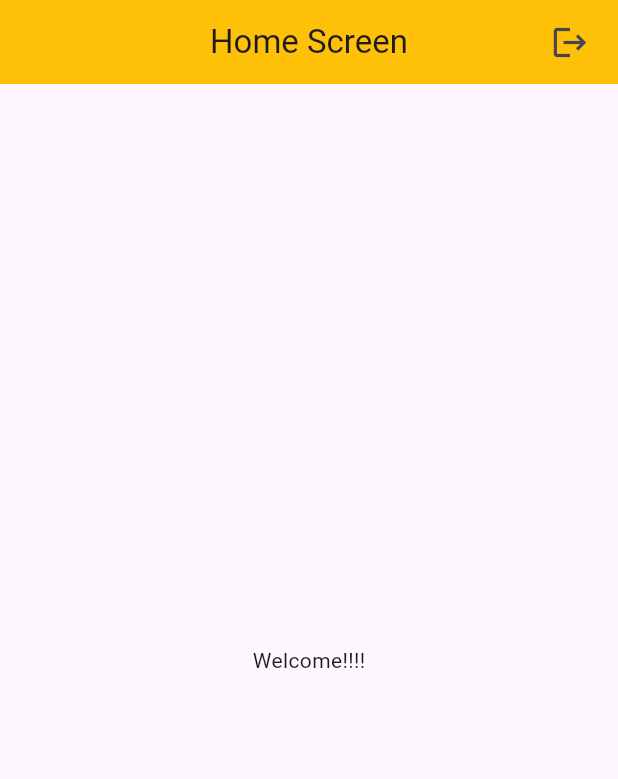
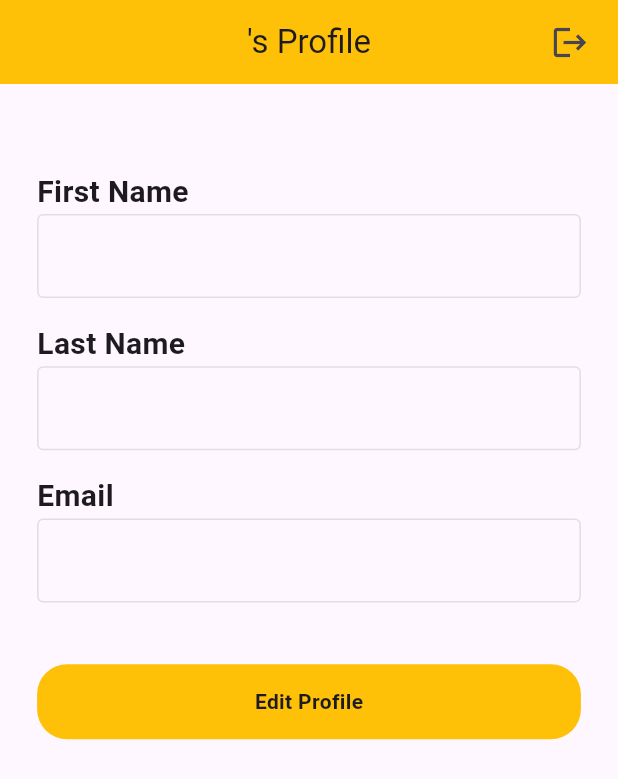
Before and after one commit to SyedAhmed334/firebase-app, a Flutter app: the HomeScreen screen opened directly, on a phone screen of 412 x 824 dp. Shown: the top 779 px of the screen. Run offline on Flutter 3.47's test engine with Material 3 defaults, Android fonts, the phone set to English and light mode, and no system bars; our stand-ins replace cloud_firestore, firebase_auth, firebase_core, fluttertoast; accounts and stored records are empty.

Commit message:
created profile page

```diff
--- a/lib/screens/homescreen.dart
+++ b/lib/screens/homescreen.dart
@@ -1,6 +1,8 @@
 // ignore_for_file: prefer_const_constructors, prefer_const_literals_to_create_immutables
 
+import 'package:cloud_firestore/cloud_firestore.dart';
 import 'package:firebase_app/screens/loginscreen.dart';
+import 'package:firebase_app/widgets/roundbutton.dart';
 import 'package:firebase_auth/firebase_auth.dart';
 import 'package:flutter/material.dart';
 
@@ -13,13 +15,38 @@ class HomeScreen extends StatefulWidget {
 
 class _HomeScreenState extends State<HomeScreen> {
   final auth = FirebaseAuth.instance;
+  final emailController = TextEditingController();
+  final firstNameController = TextEditingController();
+  final lastNameController = TextEditingController();
+  // bool isEnabled = false;
+  bool isEditable = false;
+  final fireStore = FirebaseFirestore.instance.collection('User Data');
+  DocumentSnapshot? userData;
+  Future<void> fetchData () async{
+    userData = await FirebaseFirestore.instance.collection('User Data').doc(auth.currentUser!.uid.toString()).get();
+  }
+  @override
+  void initState() {
+    // TODO: implement initState
+    super.initState();
+    fetchData().then((value){
+      final Map<String, dynamic> map = userData!.data() as Map<String, dynamic>;
+      firstNameController.text = map['firstname'];
+      lastNameController.text = map['lastname'];
+      emailController.text = map['email'];
+    });
+  }
   @override
   Widget build(BuildContext context) {
+    final height = MediaQuery.sizeOf(context).height;
+    final width = MediaQuery.sizeOf(context).width;
+
     return Scaffold(
-      appBar: AppBar(centerTitle: true,title: Text('Home Screen'),
+      resizeToAvoidBottomInset: false,
+      appBar: AppBar(centerTitle: true,title: Text('${firstNameController.text}\'s Profile'),
         actions: [
           Padding(
-            padding: const EdgeInsets.symmetric(horizontal: 8.0),
+            padding: EdgeInsets.symmetric(horizontal: 8.0),
             child: IconButton(onPressed: (){
               auth.signOut();
               Navigator.pushReplacement(context, MaterialPageRoute(builder: (context) => LoginScreen(),));
@@ -27,11 +54,84 @@ class _HomeScreenState extends State<HomeScreen> {
           ),
         ],
       ),
-      body: Column(
-        mainAxisAlignment: MainAxisAlignment.center,
-        children: [
-          Center(child: Text('Welcome!!!!')),
-        ],
+      body: Padding(
+        padding: EdgeInsets.symmetric(horizontal: width*0.06),
+        child: Column(
+          crossAxisAlignment: CrossAxisAlignment.start,
+          children: [
+            SizedBox(height: height*0.07,),
+            Text('First Name',style: TextStyle(fontSize: 20,fontWeight: FontWeight.bold),),
+            TextFormField(
+              controller: firstNameController,
+              enabled: isEditable,
+              decoration: InputDecoration(
+                border: OutlineInputBorder(),
+                enabledBorder: OutlineInputBorder(borderSide: BorderSide(color: Colors.grey.shade300),),
+              ),
+              onFieldSubmitted: (val){
+                firstNameController.text = val;
+              },
+            ),
+            SizedBox(height: height*0.02,),
+            Text('Last Name',style: TextStyle(fontSize: 20,fontWeight: FontWeight.bold),),
+            TextFormField(
+              controller: lastNameController,
+              enabled: isEditable,
+              decoration: InputDecoration(
+                border: OutlineInputBorder(),
+                enabledBorder: OutlineInputBorder(borderSide: BorderSide(color: Colors.grey.shade300),),
+              ),
+              onFieldSubmitted: (val){
+                lastNameController.text = val;
+              },
+            ),
+            SizedBox(height: height*0.02,),
+            Text('Email',style: TextStyle(fontSize: 20,fontWeight: FontWeight.bold),),
+            TextFormField(
+              controller: emailController,
+              enabled: isEditable,
+              keyboardType: TextInputType.emailAddress,
+              decoration: InputDecoration(
+                border: OutlineInputBorder(),
+                enabledBorder: OutlineInputBorder(borderSide: BorderSide(color: Colors.grey.shade300),),
+              ),
+              onFieldSubmitted: (val){
+                emailController.text = val;
+              },
+            ),
+            SizedBox(height: height*0.05,),
+            isEditable ? Row(mainAxisAlignment: MainAxisAlignment.end,children: [
+              ElevatedButton(style: ButtonStyle(backgroundColor: MaterialStateProperty.all(Colors.amber),),onPressed: (){
+                setState(() {
+                  isEditable = false;
+                });
+                fireStore.doc(auth.currentUser!.uid).set(
+                  {
+                  'firstname' : firstNameController.text,
+                  'lastname' : lastNameController.text,
+                  'email' : emailController.text,
+                  }
+                );
+              }, child: Padding(
+                padding: EdgeInsets.symmetric(horizontal: width*0.05),
+                child: Text('Save',style: TextStyle(color: Colors.black),),
+              ),),
+              SizedBox(width: width*0.02 ,),
+              ElevatedButton(style: ButtonStyle(backgroundColor: MaterialStateProperty.all(Colors.amber),),onPressed: (){
+                setState(() {
+                  isEditable = false;
+                });
+              }, child: Padding(
+                padding: EdgeInsets.symmetric(horizontal: width*0.05),
+                child: Text('Cancel',style: TextStyle(color: Colors.black),),
+              ),),
+            ],) :RoundButton(onTap: (){
+              setState(() {
+                isEditable = true;
+              });
+            }, title: 'Edit Profile')
+          ],
+        ),
       ),
     );
   }
```
Also changed, not shown: 1 other file.
